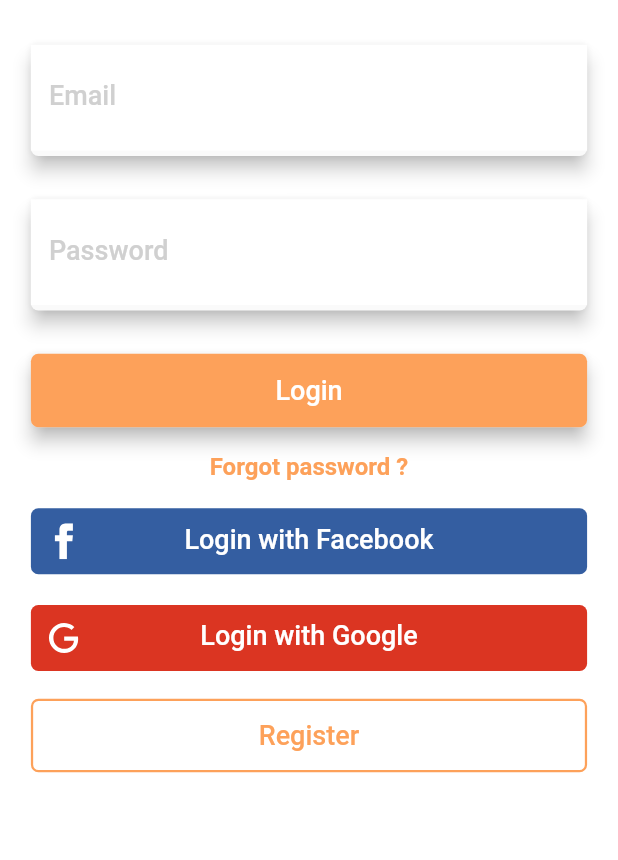
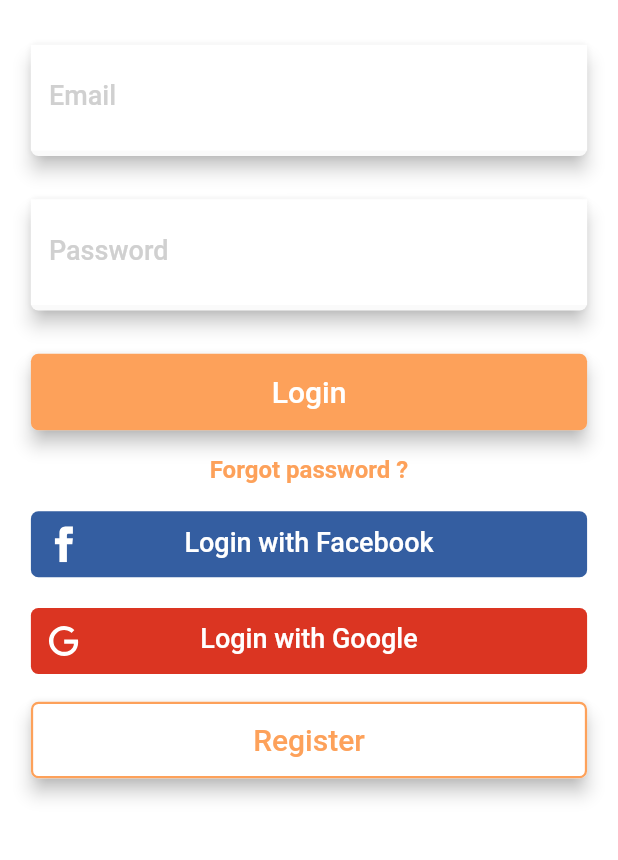
Before and after one commit to CanayBozkus/Repet_App, a Flutter app: the screen it shows after launch, on a phone screen of 412 x 824 dp, the part 326-1186 px from its top. Run offline on Flutter 3.47's test engine with Material 2 defaults, Android fonts, the phone set to English and light mode, and no system bars; our stand-ins replace cloud_firestore, firebase_auth, firebase_core, flutter_svg, font_awesome_flutter, table_calendar; accounts and stored records are empty.

Commit message:
BaseButton

```diff
--- a/lib/screens/login_screen.dart
+++ b/lib/screens/login_screen.dart
@@ -2,6 +2,7 @@ import 'package:flutter/material.dart';
 import 'package:repetapp/screens/main_screen.dart';
 import 'package:repetapp/screens/registration_screen.dart';
 import 'package:repetapp/utilities/constants.dart';
+import 'package:repetapp/widgets/base_button.dart';
 import 'package:repetapp/widgets/button_leading_svg.dart';
 import 'package:repetapp/widgets/base_input_field.dart';
 import 'package:firebase_auth/firebase_auth.dart';
@@ -39,20 +40,21 @@ class LoginScreen extends StatelessWidget {
                         SvgPicture.asset(
                           'assets/icons/paw.svg',
                           color: kPrimaryColor,
-                        height: height*0.15,
+                          height: height * 0.15,
                         ),
-                      SizedBox(height: height*0.02,),
+                        SizedBox(
+                          height: height * 0.02,
+                        ),
                         Text(
                           'RePet',
                           style: TextStyle(
-                          fontSize: height*0.05,
+                            fontSize: height * 0.05,
                             fontWeight: FontWeight.w700,
                             color: kPrimaryColor,
                           ),
                         )
                       ],
-                  )
-                ),
+                    )),
                 BaseInputField(
                   label: 'Email',
                   keyboardType: KeyboardTypes.emailAddress,
@@ -60,7 +62,9 @@ class LoginScreen extends StatelessWidget {
                     email = value;
                   },
                 ),
-                SizedBox(height: height*0.035,),
+                SizedBox(
+                  height: height * 0.035,
+                ),
                 BaseInputField(
                   label: 'Password',
                   onChanged: (value) {
@@ -68,35 +72,22 @@ class LoginScreen extends StatelessWidget {
                   },
                   obsecure: true,
                 ),
-                SizedBox(height: height*0.035,),
-                Material(
-                  shadowColor: Colors.grey.shade400,
-                  elevation: 5,
-                  borderRadius: BorderRadius.circular(5),
-                  child: FlatButton(
-                    color: kPrimaryColor,
-                    shape: RoundedRectangleBorder(
-                      borderRadius: BorderRadius.circular(5),
+                SizedBox(
+                  height: height * 0.035,
                 ),
-                    padding: EdgeInsets.symmetric(vertical: 14.0),
-                    minWidth: double.infinity,
-                    child: Text(
-                      'Login',
-                      style: TextStyle(
-                        color: Colors.white,
-                        fontSize: 18,
-                      ),
-                      textAlign: TextAlign.center,
-                    ),
+                BaseButton(
+                  text: 'Login',
                   onPressed: () async {
-                      final user = await _auth.signInWithEmailAndPassword(email: email, password: password);
-                      if(user != null){
+                    final user = await _auth.signInWithEmailAndPassword(
+                        email: email, password: password);
+                    if (user != null) {
                       Navigator.pushNamed(context, MainScreen.routeName);
                     }
                   },
                 ),
+                SizedBox(
+                  height: height * 0.02,
                 ),
-                SizedBox(height: height*0.02,),
                 Text(
                   'Forgot password ?',
                   style: TextStyle(
@@ -104,44 +95,34 @@ class LoginScreen extends StatelessWidget {
                     fontWeight: FontWeight.w700,
                   ),
                 ),
-                SizedBox(height: height*0.02,),
+                SizedBox(
+                  height: height * 0.02,
+                ),
                 ButtonLeadingSvg(
                   svg: 'assets/icons/iconmonstr-facebook-1.svg',
                   label: 'Login with Facebook',
                   color: Color(0xff345ea1),
                   onPressed: () {},
                 ),
-                SizedBox(height: height*0.02,),
+                SizedBox(
+                  height: height * 0.02,
+                ),
                 ButtonLeadingSvg(
                   svg: 'assets/icons/google.svg',
                   label: 'Login with Google',
                   onPressed: () {},
                   color: Color(0xffdb3522),
                 ),
-                SizedBox(height: height*0.02,),
-                FlatButton(
-                  shape: RoundedRectangleBorder(
-                    side: BorderSide(
-                      color: kPrimaryColor,
-                      width: 1.5,
-                      style: BorderStyle.solid,
+                SizedBox(
+                  height: height * 0.02,
                 ),
-                    borderRadius: BorderRadius.circular(5),
-                  ),
-                  padding: EdgeInsets.symmetric(vertical: 14.0),
-                  minWidth: double.infinity,
-                  child: Text(
-                    'Register',
-                    style: TextStyle(
-                      color: kPrimaryColor,
-                      fontSize: 18,
-                    ),
-                    textAlign: TextAlign.center,
-                  ),
+                BaseButton(
+                  text: 'Register',
                   onPressed: () {
                     Navigator.pushNamed(context, RegistrationScreen.routeName);
                   },
-                ),
+                  empty: true,
+                )
               ],
             ),
           ),
--- a/lib/widgets/base_button.dart
+++ b/lib/widgets/base_button.dart
@@ -2,10 +2,11 @@ import 'package:flutter/material.dart';
 import 'package:repetapp/utilities/constants.dart';
 
 class BaseButton extends StatelessWidget {
-  const BaseButton({this.onPressed, this.width, this.text});
+  const BaseButton({this.onPressed, this.width, this.text, this.empty = false});
   final double width;
   final Function onPressed;
   final String text;
+  final bool empty;
   @override
   Widget build(BuildContext context) {
     return Material(
@@ -13,16 +14,21 @@ class BaseButton extends StatelessWidget {
       elevation: 5,
       borderRadius: BorderRadius.circular(5),
       child: FlatButton(
-        color: kPrimaryColor,
+        color: !empty ? kPrimaryColor : Colors.white,
         shape: RoundedRectangleBorder(
           borderRadius: BorderRadius.circular(5),
+          side: empty ? BorderSide(
+            color: kPrimaryColor,
+            width: 1.5,
+            style: BorderStyle.solid,
+          ) : BorderSide.none,
         ),
         padding: EdgeInsets.symmetric(vertical: 14.0, horizontal: 40),
         minWidth: width ?? double.infinity,
         child: Text(
           text,
           style: TextStyle(
-            color: Colors.white,
+            color: empty ? kPrimaryColor : Colors.white,
             fontSize: 20,
           ),
           textAlign: TextAlign.center,
```
Lines whose indentation alone changed are shown as unchanged.
